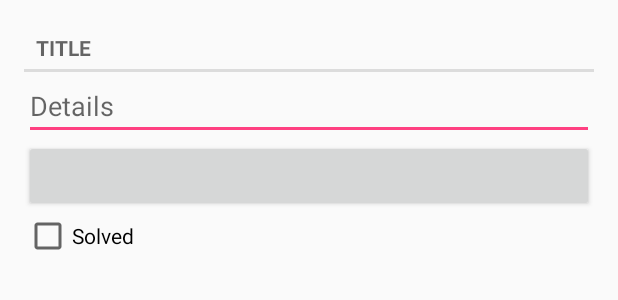
After one commit to Aaronmb123/CriminalIntent, an Android app: the layout fragment_crime.xml on its own in the app's theme, with its tools: preview values and no code run, on a phone screen of 412 x 824 dp. The commit adds this screen. Shown: the top 300 px of the screen. Run offline under Robolectric (Android 15) with nearby library versions, the phone set to English and light mode, and no system bars.

Commit message:
adding a ui fragment

```diff
--- /dev/null
+++ b/app/src/main/res/layout/fragment_crime.xml
@@ -0,0 +1,31 @@
+<?xml version="1.0" encoding="utf-8"?>
+<LinearLayout xmlns:android="http://schemas.android.com/apk/res/android"
+              android:orientation="vertical"
+              android:layout_width="match_parent"
+              android:layout_height="match_parent"
+    android:layout_margin="16dp">
+
+    <TextView
+        style="?android:listSeparatorTextViewStyle"
+        android:layout_width="match_parent"
+        android:layout_height="wrap_content"
+        android:text="@string/crime_title_label"/>
+
+    <EditText
+        android:layout_width="match_parent"
+        android:layout_height="wrap_content"
+        android:id="@+id/crime_title"
+        android:hint="@string/crime_detail_label"/>
+
+    <Button
+        android:id="@+id/crime_date"
+        android:layout_width="match_parent"
+        android:layout_height="wrap_content"/>
+
+    <CheckBox
+        android:id="@+id/crime_solved"
+        android:layout_width="match_parent"
+        android:layout_height="wrap_content"
+        android:text="@string/crime_solved_label"/>
+
+</LinearLayout>
--- a/app/src/main/res/values/strings.xml
+++ b/app/src/main/res/values/strings.xml
@@ -1,3 +1,7 @@
 <resources>
     <string name="app_name">CriminalIntent</string>
+    <string name="crime_title_hint">Enter a title for the crime.</string>
+    <string name="crime_title_label">Title</string>
+    <string name="crime_detail_label">Details</string>
+    <string name="crime_solved_label">Solved</string>
 </resources>
```
Also changed, not shown: app/src/main/java/com/bakeaaro/criminalintent/Crime.java (added, +47 -0 lines), app/src/main/java/com/bakeaaro/criminalintent/CrimeFragment.java (added, +69 -0 lines), app/src/main/res/layout/activity_criminal.xml (+3 -13 lines).
